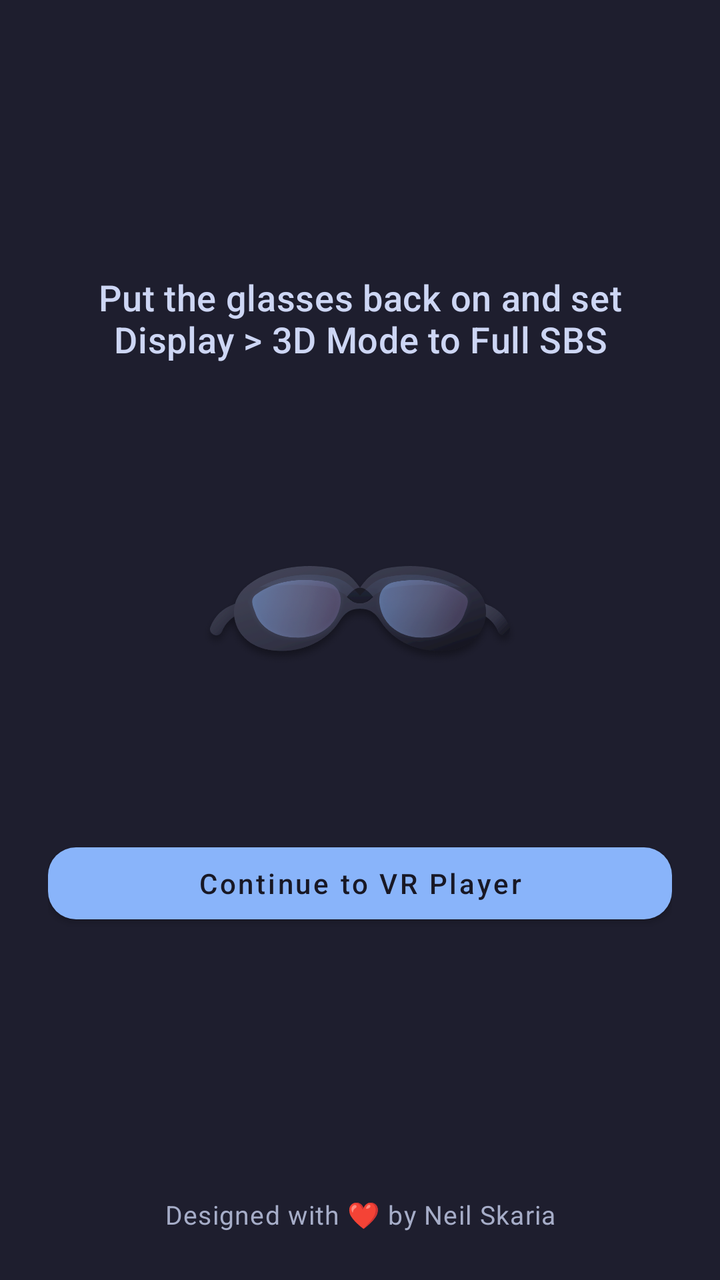
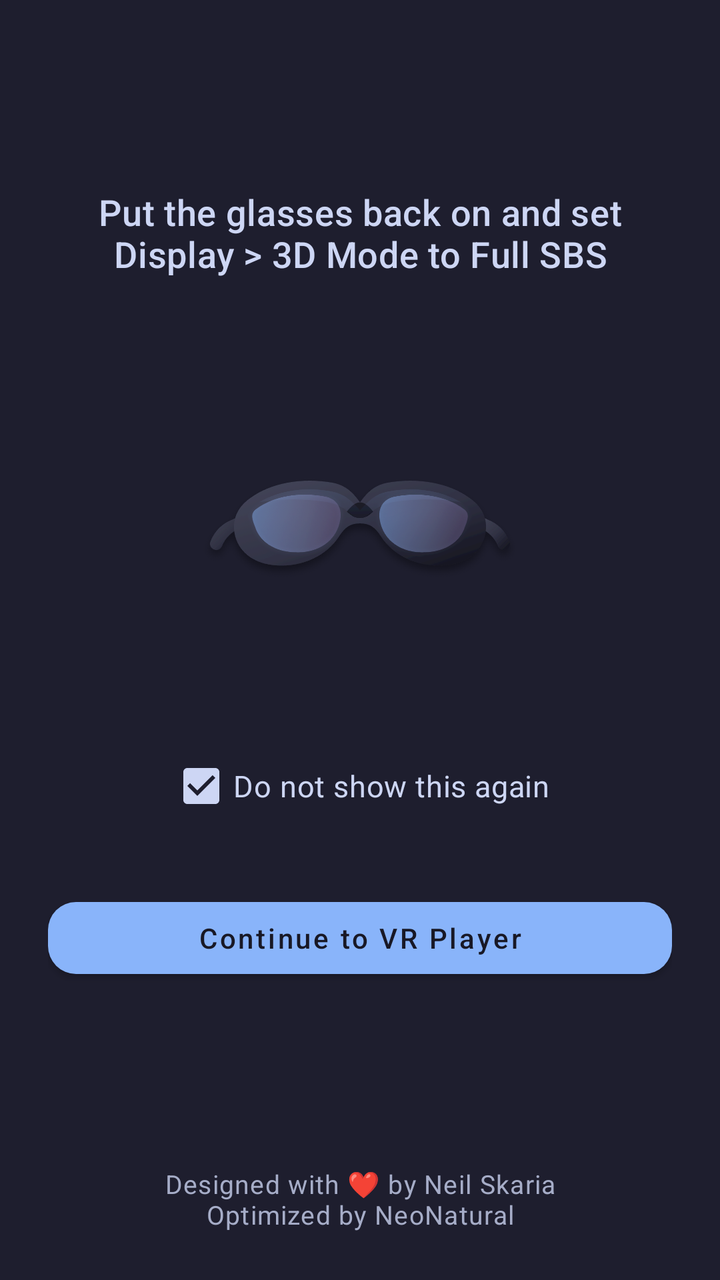

Screens rendered from an Android XML layout before and after an edit, with the pre-edit source and the edit as a unified diff.
<!-- AndroidManifest.xml: application theme Theme.Vr2xr -->
<!-- res/layout/activity_tracking_ready.xml -->
<?xml version="1.0" encoding="utf-8"?>
<LinearLayout xmlns:android="http://schemas.android.com/apk/res/android"
    xmlns:app="http://schemas.android.com/apk/res-auto"
    android:layout_width="match_parent"
    android:layout_height="match_parent"
    android:background="@color/launcher_background"
    android:orientation="vertical"
    android:paddingStart="@dimen/launcher_screen_padding"
    android:paddingTop="@dimen/launcher_screen_padding"
    android:paddingEnd="@dimen/launcher_screen_padding"
    android:paddingBottom="@dimen/launcher_screen_padding">

    <LinearLayout
        android:layout_width="match_parent"
        android:layout_height="0dp"
        android:layout_weight="1"
        android:orientation="vertical">

        <Space
            android:layout_width="match_parent"
            android:layout_height="0dp"
            android:layout_weight="1" />

        <TextView
            android:id="@+id/instructionText"
            style="@style/TextAppearance.Vr2xr.Setup.Instruction"
            android:layout_width="match_parent"
            android:layout_height="wrap_content"
            android:gravity="center_horizontal"
            android:text="@string/tracking_ready_step" />

        <ImageView
            android:id="@+id/setupGlassesIcon"
            android:layout_width="@dimen/setup_glasses_icon_size"
            android:layout_height="@dimen/setup_glasses_icon_size"
            android:layout_gravity="center_horizontal"
            android:layout_marginTop="@dimen/setup_glasses_icon_top_margin"
            android:contentDescription="@string/xreal_status_icon_content_description"
            android:src="@drawable/ic_glasses_status" />

        <FrameLayout
            android:layout_width="match_parent"
            android:layout_height="wrap_content"
            android:layout_marginTop="@dimen/setup_button_top_margin">

            <com.google.android.material.button.MaterialButton
                android:id="@+id/continueButton"
                style="@style/Widget.Vr2xr.Launcher.PrimaryButton"
                android:layout_width="match_parent"
                android:layout_height="wrap_content"
                android:text="@string/tracking_ready_continue" />

            <com.google.android.material.progressindicator.CircularProgressIndicator
                android:id="@+id/continueProgressIndicator"
                android:layout_width="@dimen/setup_button_indicator_size"
                android:layout_height="@dimen/setup_button_indicator_size"
                android:layout_gravity="start|center_vertical"
                android:layout_marginStart="@dimen/setup_button_indicator_margin_start"
                android:indeterminate="true"
                android:visibility="gone"
                app:indicatorColor="@color/catppuccin_mocha_mantle"
                app:indicatorSize="@dimen/setup_button_indicator_size"
                app:trackThickness="@dimen/setup_button_indicator_thickness"
                app:trackColor="@android:color/transparent" />
        </FrameLayout>

        <Space
            android:layout_width="match_parent"
            android:layout_height="0dp"
            android:layout_weight="1" />
    </LinearLayout>

    <TextView
        android:id="@+id/footerText"
        style="@style/TextAppearance.Vr2xr.Launcher.Footer"
        android:layout_width="match_parent"
        android:layout_height="wrap_content"
        android:layout_marginTop="@dimen/launcher_footer_top_margin"
        android:gravity="center_horizontal"
        android:text="@string/footer_designed_with" />
</LinearLayout>
<!-- resources referenced by this layout -->
<resources>
  <color name="catppuccin_mocha_mantle">#181825</color>
  <color name="launcher_background">@color/catppuccin_mocha_base</color>
  <dimen name="launcher_footer_top_margin">20dp</dimen>
  <dimen name="launcher_screen_padding">24dp</dimen>
  <dimen name="setup_button_indicator_margin_start">16dp</dimen>
  <dimen name="setup_button_indicator_size">14dp</dimen>
  <dimen name="setup_button_indicator_thickness">2dp</dimen>
  <dimen name="setup_button_top_margin">28dp</dimen>
  <dimen name="setup_glasses_icon_size">168dp</dimen>
  <dimen name="setup_glasses_icon_top_margin">40dp</dimen>
  <!-- drawable ic_glasses_status: png bitmap (drawable, 212284 bytes) -->
  <string name="footer_designed_with">Designed with ❤️ by Neil Skaria</string>
  <string name="tracking_ready_continue">Continue to VR Player</string>
  <string name="tracking_ready_step">Put the glasses back on and set Display\u00A0&gt;\u00A03D\u00A0Mode to "Full SBS"</string>
  <string name="xreal_status_icon_content_description">XREAL glasses status</string>
  <style name="TextAppearance.Vr2xr.Launcher.Footer" parent="TextAppearance.MaterialComponents.Caption">
          <item name="android:fontFamily">sans-serif-medium</item>
          <item name="android:textColor">@color/launcher_text_secondary</item>
          <item name="android:textSize">@dimen/launcher_footer_text_size</item>
          <item name="android:textAllCaps">false</item>
      </style>
  <style name="TextAppearance.Vr2xr.Setup.Instruction" parent="TextAppearance.MaterialComponents.Headline6">
          <item name="android:fontFamily">sans-serif-medium</item>
          <item name="android:textColor">@color/launcher_text_primary</item>
          <item name="android:textSize">@dimen/launcher_status_text_size</item>
      </style>
  <style name="Widget.Vr2xr.Launcher.PrimaryButton" parent="Widget.MaterialComponents.Button">
          <item name="android:fontFamily">sans-serif-medium</item>
          <item name="android:textAllCaps">false</item>
          <item name="backgroundTint">@color/catppuccin_mocha_blue</item>
          <item name="android:textColor">@color/catppuccin_mocha_mantle</item>
          <item name="cornerRadius">@dimen/launcher_button_corner_radius</item>
      </style>
  <style name="Theme.Vr2xr" parent="Theme.MaterialComponents.DayNight.NoActionBar">
          <item name="android:windowFullscreen">false</item>
      </style>
  <color name="catppuccin_mocha_base">#1E1E2E</color>
  <color name="launcher_text_secondary">@color/catppuccin_mocha_subtext0</color>
  <dimen name="launcher_footer_text_size">13sp</dimen>
  <color name="launcher_text_primary">@color/catppuccin_mocha_text</color>
  <dimen name="launcher_status_text_size">18sp</dimen>
  <color name="catppuccin_mocha_blue">#89B4FA</color>
  <dimen name="launcher_button_corner_radius">14dp</dimen>
  <color name="catppuccin_mocha_subtext0">#A6ADC8</color>
  <color name="catppuccin_mocha_text">#CDD6F4</color>
</resources>

<!-- the commit's change to res/layout/activity_tracking_ready.xml (unified diff, before → after) -->
@@ -37,6 +37,18 @@
             android:layout_marginTop="@dimen/setup_glasses_icon_top_margin"
             android:contentDescription="@string/xreal_status_icon_content_description"
             android:src="@drawable/ic_glasses_status" />
+
+        <CheckBox
+            android:id="@+id/doNotShowAgainCheckbox"
+            style="@style/TextAppearance.Vr2xr.Launcher.RuntimeStatus"
+            android:layout_width="wrap_content"
+            android:layout_height="wrap_content"
+            android:layout_gravity="center_horizontal"
+            android:layout_marginTop="@dimen/setup_status_top_margin"
+            android:buttonTint="@color/launcher_text_primary"
+            android:checked="true"
+            android:text="@string/tracking_ready_do_not_show_again"
+            android:textColor="@color/launcher_text_primary" />
 
         <FrameLayout
             android:layout_width="match_parent"
<!-- resource entries referenced after the edit -->
@@ -10,9 +10,11 @@
   <dimen name="setup_button_top_margin">28dp</dimen>
   <dimen name="setup_glasses_icon_size">168dp</dimen>
   <dimen name="setup_glasses_icon_top_margin">40dp</dimen>
+  <dimen name="setup_status_top_margin">22dp</dimen>
   <!-- drawable ic_glasses_status: png bitmap (drawable, 212284 bytes) -->
-  <string name="footer_designed_with">Designed with ❤️ by Neil Skaria</string>
+  <string name="footer_designed_with">Designed with ❤️ by Neil Skaria\nOptimized by NeoNatural</string>
   <string name="tracking_ready_continue">Continue to VR Player</string>
+  <string name="tracking_ready_do_not_show_again">Do not show this again</string>
   <string name="tracking_ready_step">Put the glasses back on and set Display\u00A0&gt;\u00A03D\u00A0Mode to "Full SBS"</string>
   <string name="xreal_status_icon_content_description">XREAL glasses status</string>
   <style name="TextAppearance.Vr2xr.Launcher.Footer" parent="TextAppearance.MaterialComponents.Caption">
@@ -20,6 +22,11 @@
           <item name="android:textColor">@color/launcher_text_secondary</item>
           <item name="android:textSize">@dimen/launcher_footer_text_size</item>
           <item name="android:textAllCaps">false</item>
+      </style>
+  <style name="TextAppearance.Vr2xr.Launcher.RuntimeStatus" parent="TextAppearance.MaterialComponents.Body2">
+          <item name="android:fontFamily">sans-serif</item>
+          <item name="android:textColor">@color/launcher_text_secondary</item>
+          <item name="android:textSize">@dimen/launcher_body_text_size</item>
       </style>
   <style name="TextAppearance.Vr2xr.Setup.Instruction" parent="TextAppearance.MaterialComponents.Headline6">
           <item name="android:fontFamily">sans-serif-medium</item>
@@ -39,6 +46,7 @@
   <color name="catppuccin_mocha_base">#1E1E2E</color>
   <color name="launcher_text_secondary">@color/catppuccin_mocha_subtext0</color>
   <dimen name="launcher_footer_text_size">13sp</dimen>
+  <dimen name="launcher_body_text_size">15sp</dimen>
   <color name="launcher_text_primary">@color/catppuccin_mocha_text</color>
   <dimen name="launcher_status_text_size">18sp</dimen>
   <color name="catppuccin_mocha_blue">#89B4FA</color>
